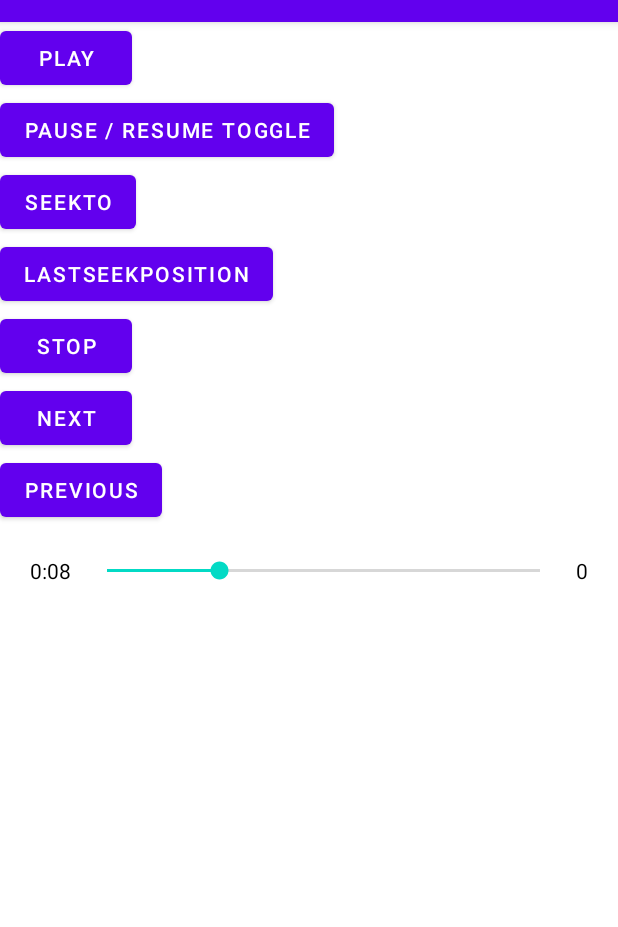
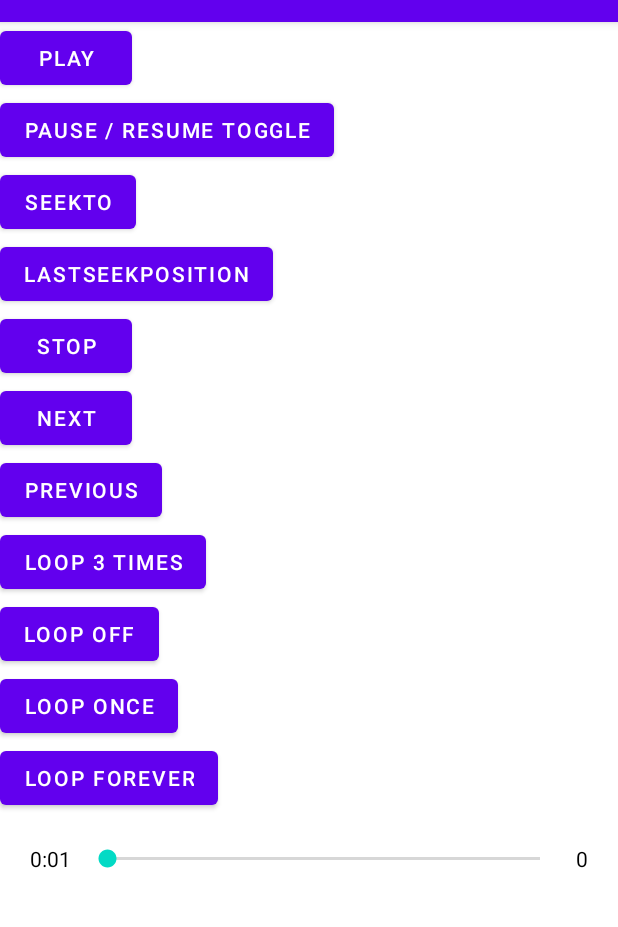
Before and after one commit to tusharpandey1993/AudioStreamingAndroid, an Android app: the screen it shows after launch (MainActivity), after a tap on "PLAY", on a phone screen of 412 x 824 dp, the part 62-989 px from its top. Run offline under Robolectric (Android 15) with nearby library versions, the phone set to English and light mode, and no system bars; libraries missing offline, so code that uses them is left out: nl.bravobit.ffmpeg.

Commit message:
Added dex

```diff
--- a/app/build.gradle
+++ b/app/build.gradle
@@ -22,6 +22,9 @@ android {
             proguardFiles getDefaultProguardFile('proguard-android-optimize.txt'), 'proguard-rules.pro'
         }
     }
+    defaultConfig {
+        multiDexEnabled true
+    }
     compileOptions {
         sourceCompatibility JavaVersion.VERSION_1_8
         targetCompatibility JavaVersion.VERSION_1_8
--- a/app/src/main/assets/music.json
+++ b/app/src/main/assets/music.json
@@ -10,7 +10,9 @@
       "image" : "album_art.jpg",
       "trackNumber" : 1,
       "totalTrackCount" : 6,
-      "duration" : 103,
+      "offsetStart" : "960000",
+      "offsetEnd" : "1019999",
+      "duration" : "1050384",
       "site" : "http://www.hochmuth.com/mp3/Tchaikovsky_Rococo_Var_orch.mp3"
     }
   ]
--- a/app/src/main/java/com/audioplayer/androidaudiostreaming/MainActivity.java
+++ b/app/src/main/java/com/audioplayer/androidaudiostreaming/MainActivity.java
@@ -1,9 +1,11 @@
 package com.audioplayer.androidaudiostreaming;
 
+import androidx.annotation.RequiresApi;
 import androidx.appcompat.app.AppCompatActivity;
 
 import android.annotation.SuppressLint;
 import android.content.Context;
+import android.os.Build;
 import android.os.Bundle;
 import android.os.Handler;
 import android.support.v4.media.session.PlaybackStateCompat;
@@ -31,54 +33,35 @@ import java.util.concurrent.TimeUnit;
 
 import nl.bravobit.ffmpeg.FFmpeg;
 
+@RequiresApi(api = Build.VERSION_CODES.KITKAT)
 public class MainActivity extends AppCompatActivity implements CurrentSessionCallback, View.OnClickListener {
 
     public static AudioStreamingManager streamingManager;
-    private static MediaMetaData currentSong;
+    private MediaMetaData currentSong;
     private List<MediaMetaData> listOfSongs = new ArrayList<MediaMetaData>();
     private static final String TAG = "MainActivity";
     private AudioStreamingManager audioStreamingManager;
     private CurrentSessionCallback currentSessionCallback;
-    private Button play, SeekTo, lastSeekPosition, stop, Resume, previous, next;
+    private Button play, SeekTo, lastSeekPosition, stop, Resume, previous, next, loopCount, loopOff, loopOnce, loopInfinite;
     public static long lastPosition;
     public static int bufferedMediaDuartion;
-    public static long canPlayTillSeconds;
     TextView textCurrentTime,textTotalDuration;
     SeekBar playerSeekBar;
     Handler handler;
+    private long totalSongDuration;
+    private int totalPercentage = 10;
+    private int almostFinishedThreshold = 10;
+    public long almostFinishedDuration;
 
     @Override
     protected void onCreate(Bundle savedInstanceState) {
         super.onCreate(savedInstanceState);
         setContentView(R.layout.activity_main);
 
-
-
         init();
         this.streamingManager = AudioStreamingManager.getInstance(this);
-        configAudioStreamer();
-//        new WorkerThread().start();
         playerSeekBar.setMax(100);
 
-
-        /*try {
-            new Handler().postDelayed(new Runnable() {
-                @Override
-                public void run() {
-                    playPauseEvent();
-                }
-            },2000);
-
-            new Handler().postDelayed(new Runnable() {
-                @Override
-                public void run() {
-                    playPauseEvent();
-                }
-            },14000);
-
-        } catch (Exception e) {
-            e.printStackTrace();
-        }*/
     }
 
     private void init() {
@@ -89,11 +72,14 @@ public class MainActivity extends AppCompatActivity implements CurrentSessionCal
         play = findViewById(R.id.play);
         previous = findViewById(R.id.previous);
         next = findViewById(R.id.next);
-
+        loopCount = findViewById(R.id.loopCount);
+        loopOff = findViewById(R.id.loopOff);
+        loopOnce = findViewById(R.id.loopOnce);
+        loopInfinite = findViewById(R.id.loopInfinite);
         textCurrentTime = findViewById(R.id.textCurrentTime);
         playerSeekBar = findViewById(R.id.playerSeekBar);
         textTotalDuration = findViewById(R.id.textTotalDuration);
-//        mediaPlayer  = new MediaPlayer();
+
 
         Resume.setOnClickListener(this);
         lastSeekPosition.setOnClickListener(this);
@@ -102,13 +88,16 @@ public class MainActivity extends AppCompatActivity implements CurrentSessionCal
         play.setOnClickListener(this);
         next.setOnClickListener(this);
         previous.setOnClickListener(this);
+        loopCount.setOnClickListener(this);
+        loopOff.setOnClickListener(this);
+        loopOnce.setOnClickListener(this);
+        loopInfinite.setOnClickListener(this);
     }
     public void updateSeekBar(){
 
         if(streamingManager.isPlaying()){
-            playerSeekBar.setProgress((int)((float) streamingManager.lastSeekPosition()/streamingManager.getDuration() *100));
+            playerSeekBar.setProgress(streamingManager.lastSeekPosition()/streamingManager.getDuration() *100);
             handler.postDelayed(updater,1000);
-//            textTotalDuration.setText(streamingManager.getDuration());
         }
 
     }
@@ -156,7 +145,9 @@ public class MainActivity extends AppCompatActivity implements CurrentSessionCal
         String response = loadJSONFromAsset(this);
         listOfSongs = getMusicList(response, "music");
         streamingManager.setMediaList(listOfSongs);
-        playSong(listOfSongs.get(0));
+        currentSong = listOfSongs.get(0);
+        Log.d(TAG, "configAudioStreamer: " + currentSong.toString());
+        playSong(currentSong);
         handler = new Handler();
 
         updateSeekBar();
@@ -171,8 +162,8 @@ public class MainActivity extends AppCompatActivity implements CurrentSessionCal
             streamingManager.onPause();
         } else {
             streamingManager.onPlay(currentSong);
-
         }
+        updateSeekBar();
     }
 
     private void playSong(MediaMetaData media) {
@@ -205,6 +196,8 @@ public class MainActivity extends AppCompatActivity implements CurrentSessionCal
                 infoData.setMediaComposer(musicObj.optString(""));
                 infoData.setMediaDuration(musicObj.optString("duration"));
                 infoData.setMediaArt(musicObj.optString("site") + musicObj.optString("image"));
+                infoData.setOffsetStart(musicObj.optString("offsetStart"));
+                infoData.setOffsetEnd(musicObj.optString("offsetEnd"));
                 listArticle.add(infoData);
             }
         } catch (JSONException e) {
@@ -272,6 +265,23 @@ public class MainActivity extends AppCompatActivity implements CurrentSessionCal
 
     @Override
     public void currentSeekBarPosition(int progress) {
+
+        if(streamingManager.isPlaying()) {
+            if(streamingManager.getDuration() >0) {
+                int duration  = (streamingManager.getDuration()/1000) * 60; // In seconds
+                int due = (streamingManager.getDuration() - streamingManager.lastSeekPosition())/1000;
+                int pass = duration - due;
+
+                Log.e(TAG, "updateSeekBar: "+ pass + " seconds");
+                Log.e(TAG, "duration" + duration + " seconds");
+                Log.e(TAG, "due" + due + " seconds");
+
+
+                long tenPercent = (duration * totalPercentage) / 100;
+                Log.d(TAG, "currentSeekBarPosition: assmt_time10per " + tenPercent);
+            }
+        }
+        updateSeekBar();
 
     }
 
@@ -351,16 +361,20 @@ public class MainActivity extends AppCompatActivity implements CurrentSessionCal
                 break;
             case R.id.lastSeekPosition:
                 Toast.makeText(this, "" + TimeUnit.MILLISECONDS.toMinutes(streamingManager.lastSeekPosition()) , Toast.LENGTH_SHORT).show();
-                Log.d(TAG, "onCreate: " + streamingManager.getDuration());
+
                 playerSeekBar.setProgress((int)((float) TimeUnit.MILLISECONDS.toSeconds(streamingManager.lastSeekPosition())));
-                  Log.d(TAG, "onCreate: " + streamingManager.getDuration());
+
                 break;
             case R.id.stop:
                 streamingManager.onStop();
                 streamingManager.cleanupPlayer(this,true,true);
                 break;
             case R.id.SeekTo:
-                streamingManager.onSeekTo(streamingManager.getDuration() - 20000);
+                if(currentSong != null) {
+                    Log.d(TAG, "onClick: " + currentSong.getOffsetStart());
+                    streamingManager.onSeekTo(Long.parseLong(currentSong.getOffsetStart()));
+                    playerSeekBar.setProgress((int)((float) TimeUnit.MILLISECONDS.toSeconds(streamingManager.getDuration() - 100000)));
+                }
                 break;
             case R.id.next:
                 streamingManager.onSkipToNext();
@@ -368,10 +382,21 @@ public class MainActivity extends AppCompatActivity implements CurrentSessionCal
             case R.id.previous:
                 streamingManager.onSkipToPrevious();
                 break;
+            case R.id.loopCount:
+                streamingManager.loopLimited(3);
+                break;
+            case R.id.loopOff:
+                streamingManager.loopOff();
+                break;
+            case R.id.loopOnce:
+                streamingManager.loopOnce();
+                break;
+            case R.id.loopInfinite:
+                streamingManager.loopForever();
+                break;
         }
 
     }
-
 
 }
 class WorkerThread extends Thread {
--- a/app/src/main/java/com/audioplayer/androidaudiostreaming/mediaPlayer/models/MediaMetaData.java
+++ b/app/src/main/java/com/audioplayer/androidaudiostreaming/mediaPlayer/models/MediaMetaData.java
@@ -11,6 +11,8 @@ public class MediaMetaData {
     private String mediaDuration;
     private String mediaArt;
     private int playState;
+    private String offsetStart;
+    private String offsetEnd;
 
     public MediaMetaData() {
     }
@@ -87,4 +89,37 @@ public class MediaMetaData {
         this.playState = playState;
     }
 
+
+    public String getOffsetStart() {
+        return offsetStart;
+    }
+
+    public void setOffsetStart(String offsetStart) {
+        this.offsetStart = offsetStart;
+    }
+
+    public String getOffsetEnd() {
+        return offsetEnd;
+    }
+
+    public void setOffsetEnd(String offsetEnd) {
+        this.offsetEnd = offsetEnd;
+    }
+
+    @Override
+    public String toString() {
+        return "MediaMetaData{" +
+                "mediaId='" + mediaId + '\'' +
+                ", mediaUrl='" + mediaUrl + '\'' +
+                ", mediaTitle='" + mediaTitle + '\'' +
+                ", mediaArtist='" + mediaArtist + '\'' +
+                ", mediaAlbum='" + mediaAlbum + '\'' +
+                ", mediaComposer='" + mediaComposer + '\'' +
+                ", mediaDuration='" + mediaDuration + '\'' +
+                ", mediaArt='" + mediaArt + '\'' +
+                ", playState=" + playState +
+                ", offsetStart='" + offsetStart + '\'' +
+                ", offsetEnd='" + offsetEnd + '\'' +
+                '}';
+    }
 }
--- a/app/src/main/res/layout/activity_main.xml
+++ b/app/src/main/res/layout/activity_main.xml
@@ -79,6 +79,51 @@
         app:layout_constraintTop_toTopOf="parent" />
 
 
+    <Button
+        android:id="@+id/loopCount"
+        android:layout_width="wrap_content"
+        android:layout_height="wrap_content"
+        android:text="Loop 3 Times"
+        app:layout_constraintBottom_toBottomOf="parent"
+        app:layout_constraintLeft_toLeftOf="parent"
+        app:layout_constraintRight_toRightOf="parent"
+        app:layout_constraintTop_toTopOf="parent" />
+
+
+    <Button
+        android:id="@+id/loopOff"
+        android:layout_width="wrap_content"
+        android:layout_height="wrap_content"
+        android:text="Loop Off"
+        app:layout_constraintBottom_toBottomOf="parent"
+        app:layout_constraintLeft_toLeftOf="parent"
+        app:layout_constraintRight_toRightOf="parent"
+        app:layout_constraintTop_toTopOf="parent" />
+
+
+    <Button
+        android:id="@+id/loopOnce"
+        android:layout_width="wrap_content"
+        android:layout_height="wrap_content"
+        android:text="Loop Once"
+        app:layout_constraintBottom_toBottomOf="parent"
+        app:layout_constraintLeft_toLeftOf="parent"
+        app:layout_constraintRight_toRightOf="parent"
+        app:layout_constraintTop_toTopOf="parent" />
+
+
+
+    <Button
+        android:id="@+id/loopInfinite"
+        android:layout_width="wrap_content"
+        android:layout_height="wrap_content"
+        android:text="Loop Forever"
+        app:layout_constraintBottom_toBottomOf="parent"
+        app:layout_constraintLeft_toLeftOf="parent"
+        app:layout_constraintRight_toRightOf="parent"
+        app:layout_constraintTop_toTopOf="parent" />
+
+
 
 
     <LinearLayout
```
Also changed, not shown: app/src/main/java/com/audioplayer/androidaudiostreaming/mediaPlayer/controller/AudioPlaybackListener.java (+46 -1 lines), app/src/main/java/com/audioplayer/androidaudiostreaming/mediaPlayer/controller/AudioStreamingManager.java (+20 -1 lines).
